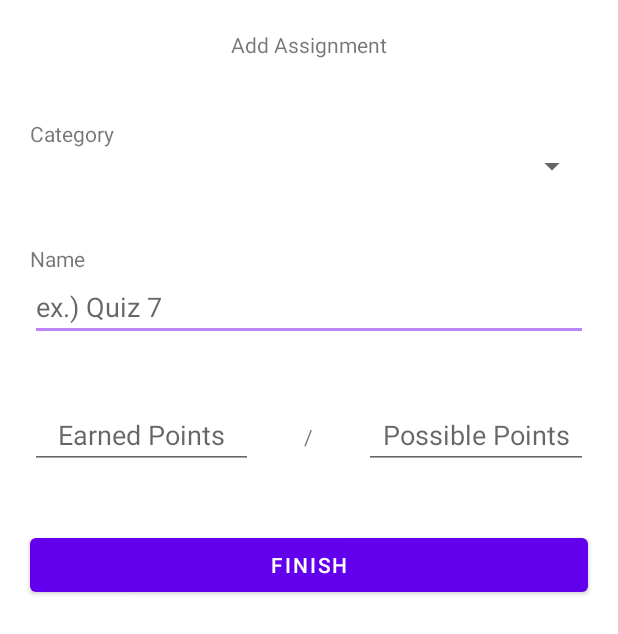
After one commit to sonalimerchia/CS465-Pixelbyte, an Android app: the layout activity_add_assignment.xml on its own in the app's theme, with its tools: preview values and no code run, on a phone screen of 412 x 824 dp. The commit adds this screen. Shown: the top 634 px of the screen. Run offline under Robolectric (Android 15) with nearby library versions, the phone set to English and light mode, and no system bars.

Commit message:
Create add assignment form

```diff
--- /dev/null
+++ b/app/src/main/res/layout/activity_add_assignment.xml
@@ -0,0 +1,119 @@
+<?xml version="1.0" encoding="utf-8"?>
+<RelativeLayout
+    xmlns:android="http://schemas.android.com/apk/res/android"
+    xmlns:app="http://schemas.android.com/apk/res-auto"
+    xmlns:tools="http://schemas.android.com/tools"
+    android:layout_width="match_parent"
+    android:layout_height="match_parent"
+    tools:context=".AddAssignment">
+
+    <TextView
+        android:layout_width="match_parent"
+        android:layout_height="wrap_content"
+        android:gravity="center"
+        android:layout_alignParentTop="true"
+        android:layout_alignParentEnd="true"
+        android:layout_alignParentStart="true"
+        android:padding="20dp"
+        android:text="Add Assignment"
+        android:id="@+id/title"
+        />
+
+    <LinearLayout
+        android:layout_width="match_parent"
+        android:layout_height="wrap_content"
+        android:orientation="vertical"
+        android:gravity="top"
+        android:layout_below="@id/title"
+        android:layout_alignParentEnd="true"
+        android:layout_alignParentStart="true"
+        android:padding="20dp"
+        android:id="@+id/category_block"
+        >
+        <TextView
+            android:layout_width="match_parent"
+            android:layout_height="wrap_content"
+            android:layout_gravity="left"
+            android:text="Category" />
+
+        <Spinner
+            android:id="@+id/category_select"
+            android:layout_width="match_parent"
+            android:layout_height="wrap_content"
+            android:layout_below="@id/title"
+            android:layout_alignParentStart="true"
+            android:layout_alignParentEnd="true" />
+    </LinearLayout>
+
+    <LinearLayout
+        android:layout_width="match_parent"
+        android:layout_height="wrap_content"
+        android:orientation="vertical"
+        android:gravity="top"
+        android:layout_below="@id/category_block"
+        android:layout_alignParentEnd="true"
+        android:layout_alignParentStart="true"
+        android:padding="20dp"
+        android:id="@+id/name_block"
+        >
+        <TextView
+            android:layout_width="match_parent"
+            android:layout_height="wrap_content"
+            android:layout_gravity="left"
+            android:text="Name" />
+
+        <EditText
+            android:layout_width="match_parent"
+            android:layout_height="wrap_content"
+            android:gravity="left"
+            android:hint="ex.) Quiz 7"
+            android:inputType="text"
+            android:id="@+id/name_input"
+            />
+    </LinearLayout>
+
+    <LinearLayout
+        android:id="@+id/point_block"
+        android:layout_width="match_parent"
+        android:layout_height="wrap_content"
+        android:orientation="horizontal"
+        android:layout_below="@id/name_block"
+        android:padding="20dp"
+        >
+        <EditText
+            android:layout_width="0dp"
+            android:layout_weight="1"
+            android:layout_height="wrap_content"
+            android:gravity="center"
+            android:inputType="numberDecimal"
+            android:hint="Earned Points"
+            />
+
+        <TextView
+            android:layout_width="0dp"
+            android:layout_weight="0.5"
+            android:layout_height="wrap_content"
+            android:gravity="center"
+            android:text="/"
+            />
+
+        <EditText
+            android:layout_width="0dp"
+            android:layout_weight="1"
+            android:layout_height="wrap_content"
+            android:gravity="center"
+            android:inputType="numberDecimal"
+            android:hint="Possible Points"
+            />
+
+    </LinearLayout>
+
+    <Button
+        android:layout_width="match_parent"
+        android:layout_height="wrap_content"
+        android:layout_below="@id/point_block"
+        android:layout_margin="20dp"
+        android:text="@string/finish"
+        android:id="@+id/finish_button" />
+
+</RelativeLayout>
--- a/app/src/main/res/layout/activity_assignment_view.xml
+++ b/app/src/main/res/layout/activity_assignment_view.xml
@@ -1,9 +1,10 @@
 <?xml version="1.0" encoding="utf-8"?>
-<androidx.constraintlayout.widget.ConstraintLayout xmlns:android="http://schemas.android.com/apk/res/android"
+<RelativeLayout
+    xmlns:android="http://schemas.android.com/apk/res/android"
     xmlns:app="http://schemas.android.com/apk/res-auto"
     xmlns:tools="http://schemas.android.com/tools"
     android:layout_width="match_parent"
     android:layout_height="match_parent"
     tools:context=".AssignmentViewActivity">
 
-</androidx.constraintlayout.widget.ConstraintLayout>
+</RelativeLayout>
--- a/app/src/main/res/layout/activity_class.xml
+++ b/app/src/main/res/layout/activity_class.xml
@@ -129,7 +129,7 @@
         app:layout_constraintBottom_toBottomOf="parent"
         app:layout_constraintRight_toRightOf="parent"
         android:layout_margin="10dp"
-        android:id="@+id/create_class"
+        android:id="@+id/create_assignment"
         >
         <LinearLayout
             android:layout_width="wrap_content"
```
Also changed, not shown: app/src/main/AndroidManifest.xml (+6 -6 lines), app/src/main/java/edu/illinois/cs465/pixelbyte/AddAssignment.java (added, +42 -0 lines), app/src/main/java/edu/illinois/cs465/pixelbyte/ClassActivity.java (+9 -8 lines), app/src/main/java/edu/illinois/cs465/pixelbyte/MainActivity.java (+3 -6 lines), app/src/main/java/edu/illinois/cs465/pixelbyte/SelectTemplates.java (deleted, +0 -14 lines), app/src/main/res/layout/activity_select_templates.xml (deleted, +0 -18 lines).
